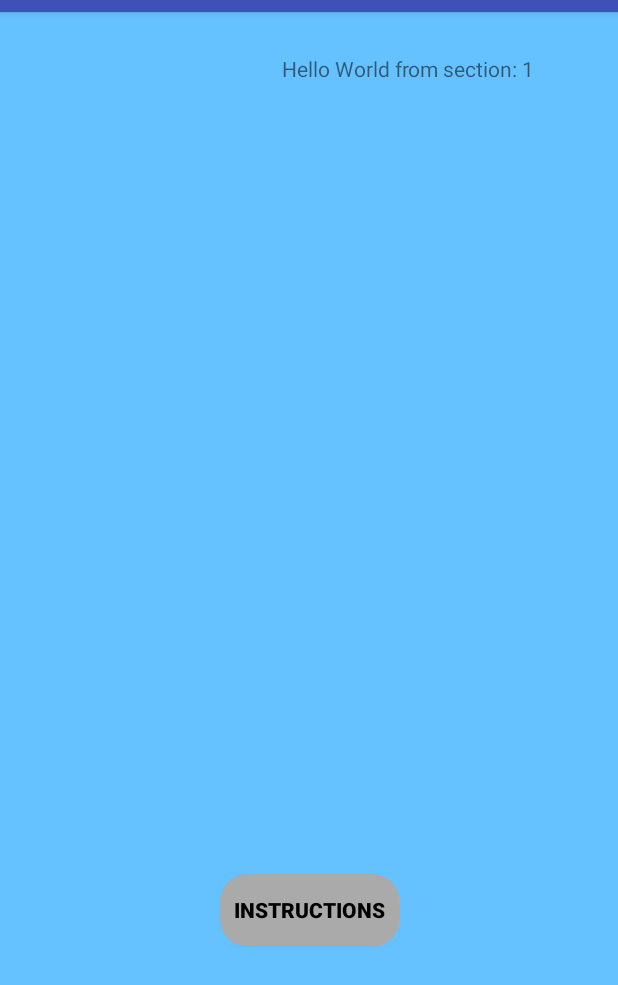
After one commit to thetrueeagle/GoodFood, an Android app: the ResultsActivity screen opened directly, with no data from a screen before it, on a phone screen of 412 x 824 dp. The commit adds this screen. Shown: the top 985 px of the screen. Run offline under Robolectric (Android 15) with nearby library versions, the phone set to English and light mode, and no system bars.

Commit message:
Update 5/2/2018

```diff
--- /dev/null
+++ b/app/src/main/java/com/goodfood/ape/goodfood/ResultsActivity.java
@@ -0,0 +1,161 @@
+package com.goodfood.ape.goodfood;
+
+import android.app.ProgressDialog;
+import android.support.design.widget.FloatingActionButton;
+import android.support.design.widget.Snackbar;
+import android.support.v7.app.AppCompatActivity;
+import android.support.v7.widget.Toolbar;
+
+import android.support.v4.app.Fragment;
+import android.support.v4.app.FragmentManager;
+import android.support.v4.app.FragmentPagerAdapter;
+import android.support.v4.view.ViewPager;
+import android.os.Bundle;
+import android.view.LayoutInflater;
+import android.view.Menu;
+import android.view.MenuItem;
+import android.view.View;
+import android.view.ViewGroup;
+
+import android.widget.ImageView;
+import android.widget.ListView;
+import android.widget.TextView;
+
+import java.util.ArrayList;
+import java.util.HashMap;
+import java.util.List;
+
+public class ResultsActivity extends AppCompatActivity {
+
+    /**
+     * The {@link android.support.v4.view.PagerAdapter} that will provide
+     * fragments for each of the sections. We use a
+     * {@link FragmentPagerAdapter} derivative, which will keep every
+     * loaded fragment in memory. If this becomes too memory intensive, it
+     * may be best to switch to a
+     * {@link android.support.v4.app.FragmentStatePagerAdapter}.
+     */
+    private SectionsPagerAdapter mSectionsPagerAdapter;
+
+    /**
+     * The {@link ViewPager} that will host the section contents.
+     */
+    private ViewPager mViewPager;
+
+
+    private String TAG = ResultsActivity.class.getSimpleName();
+
+    private ProgressDialog pDialog;
+    private TextView title;
+    private ImageView image;
+    private ListView ingredients;
+    ArrayList<HashMap<String, String>> recipeList;
+
+    // URL to get JSON
+    private static String url = "https://api.edamam.com/search?app_id=d2788de0&app_key=053cc5a069567069a64745e46e5e8546&r=http://www.edamam.com/ontologies/edamam.owl%23recipe_7bf4a371c6884d809682a72808da7dc2";
+
+
+
+    @Override
+    protected void onCreate(Bundle savedInstanceState) {
+        super.onCreate(savedInstanceState);
+        setContentView(R.layout.activity_results);
+
+
+
+        // Create the adapter that will return a fragment for each of the three
+        // primary sections of the activity.
+        mSectionsPagerAdapter = new SectionsPagerAdapter(getSupportFragmentManager());
+
+        // Set up the ViewPager with the sections adapter.
+        mViewPager = findViewById(R.id.container);
+        mViewPager.setAdapter(mSectionsPagerAdapter);
+
+
+    }
+
+
+    @Override
+    public boolean onCreateOptionsMenu(Menu menu) {
+        // Inflate the menu; this adds items to the action bar if it is present.
+        getMenuInflater().inflate(R.menu.menu_results, menu);
+        return true;
+    }
+
+    @Override
+    public boolean onOptionsItemSelected(MenuItem item) {
+        // Handle action bar item clicks here. The action bar will
+        // automatically handle clicks on the Home/Up button, so long
+        // as you specify a parent activity in AndroidManifest.xml.
+        int id = item.getItemId();
+
+        //noinspection SimplifiableIfStatement
+        if (id == R.id.action_settings) {
+            return true;
+        }
+
+        return super.onOptionsItemSelected(item);
+    }
+
+    /**
+     * A placeholder fragment containing a simple view.
+     */
+    public static class PlaceholderFragment extends Fragment {
+        /**
+         * The fragment argument representing the section number for this
+         * fragment.
+         */
+        private static final String ARG_SECTION_NUMBER = "section_number";
+
+        public PlaceholderFragment() {
+        }
+
+        /**
+         * Returns a new instance of this fragment for the given section
+         * number.
+         */
+        public static PlaceholderFragment newInstance(int sectionNumber) {
+            PlaceholderFragment fragment = new PlaceholderFragment();
+            Bundle args = new Bundle();
+            args.putInt(ARG_SECTION_NUMBER, sectionNumber);
+            fragment.setArguments(args);
+            return fragment;
+        }
+
+        @Override
+        public View onCreateView(LayoutInflater inflater, ViewGroup container,
+                                 Bundle savedInstanceState) {
+            View rootView = inflater.inflate(R.layout.fragment_results, container, false);
+
+            TextView title = rootView.findViewById(R.id.title);
+            title.setText(getString(R.string.section_format, getArguments().getInt(ARG_SECTION_NUMBER)));
+            ImageView image = rootView.findViewById(R.id.image);
+            ListView ingredients = rootView.findViewById(R.id.ingredients);
+            return rootView;
+        }
+    }
+
+    /**
+     * A {@link FragmentPagerAdapter} that returns a fragment corresponding to
+     * one of the sections/tabs/pages.
+     */
+    public class SectionsPagerAdapter extends FragmentPagerAdapter {
+
+        public SectionsPagerAdapter(FragmentManager fm) {
+            super(fm);
+        }
+
+        @Override
+        public Fragment getItem(int position) {
+            // getItem is called to instantiate the fragment for the given page.
+            // Return a PlaceholderFragment (defined as a static inner class below).
+            return PlaceholderFragment.newInstance(position + 1);
+        }
+
+        @Override
+        public int getCount() {
+            // Show 3 total pages.
+            return 3;
+        }
+    }
+}
--- /dev/null
+++ b/app/src/main/res/layout/activity_results.xml
@@ -0,0 +1,26 @@
+<?xml version="1.0" encoding="utf-8"?>
+<android.support.design.widget.CoordinatorLayout xmlns:android="http://schemas.android.com/apk/res/android"
+    xmlns:app="http://schemas.android.com/apk/res-auto"
+    xmlns:tools="http://schemas.android.com/tools"
+    android:id="@+id/main_content"
+    android:layout_width="match_parent"
+    android:layout_height="match_parent"
+    android:fitsSystemWindows="true"
+    tools:context="com.goodfood.ape.goodfood.ResultsActivity">
+
+    <android.support.design.widget.AppBarLayout
+        android:id="@+id/appbar"
+        android:layout_width="match_parent"
+        android:layout_height="wrap_content"
+        android:paddingTop="@dimen/appbar_padding_top"
+        android:theme="@style/AppTheme.AppBarOverlay">
+
+    </android.support.design.widget.AppBarLayout>
+
+    <android.support.v4.view.ViewPager
+        android:id="@+id/container"
+        android:layout_width="match_parent"
+        android:layout_height="match_parent"
+        app:layout_behavior="@string/appbar_scrolling_view_behavior" />
+
+</android.support.design.widget.CoordinatorLayout>
--- a/app/src/main/res/layout/content_recipes.xml
+++ b/app/src/main/res/layout/content_recipes.xml
@@ -178,7 +178,7 @@
         app:layout_constraintTop_toBottomOf="@+id/editText" />
 
     <Button
-        android:id="@+id/button"
+        android:id="@+id/search"
         android:layout_width="wrap_content"
         android:layout_height="wrap_content"
         android:layout_marginBottom="8dp"
--- /dev/null
+++ b/app/src/main/res/layout/fragment_results.xml
@@ -0,0 +1,67 @@
+<android.support.constraint.ConstraintLayout xmlns:android="http://schemas.android.com/apk/res/android"
+    xmlns:app="http://schemas.android.com/apk/res-auto"
+    xmlns:tools="http://schemas.android.com/tools"
+    android:id="@+id/constraintLayout"
+    android:layout_width="match_parent"
+    android:layout_height="match_parent"
+    android:background="#66c2ff"
+    tools:context="com.goodfood.ape.goodfood.ResultsActivity$PlaceholderFragment">
+
+    <TextView
+        android:id="@+id/title"
+        android:layout_width="220dp"
+        android:layout_height="37dp"
+        android:layout_marginEnd="4dp"
+        android:layout_marginLeft="80dp"
+        android:layout_marginTop="28dp"
+        app:layout_constraintEnd_toEndOf="parent"
+        app:layout_constraintLeft_toLeftOf="parent"
+        app:layout_constraintTop_toTopOf="@+id/constraintLayout"
+        tools:layout_constraintLeft_creator="1"
+        tools:layout_constraintTop_creator="1" />
+
+    <ImageView
+        android:id="@+id/image"
+        android:layout_width="245dp"
+        android:layout_height="169dp"
+        android:layout_marginEnd="8dp"
+        android:layout_marginStart="8dp"
+        android:layout_marginTop="16dp"
+        android:src="?attr/actionBarItemBackground"
+        app:layout_constraintEnd_toEndOf="parent"
+        app:layout_constraintHorizontal_bias="0.504"
+        app:layout_constraintStart_toStartOf="parent"
+        app:layout_constraintTop_toBottomOf="@+id/title" />
+
+    <ListView
+        android:id="@+id/ingredients"
+        android:layout_width="342dp"
+        android:layout_height="169dp"
+        android:layout_marginEnd="8dp"
+        android:layout_marginStart="8dp"
+        android:layout_marginTop="20dp"
+        app:layout_constraintEnd_toEndOf="parent"
+        app:layout_constraintStart_toStartOf="parent"
+        app:layout_constraintTop_toBottomOf="@+id/image" />
+
+    <Button
+        android:id="@+id/instructions"
+        android:layout_width="119dp"
+        android:layout_height="wrap_content"
+        android:layout_marginBottom="8dp"
+        android:layout_marginEnd="8dp"
+        android:layout_marginStart="8dp"
+        android:layout_marginTop="8dp"
+
+        android:background="@drawable/border"
+        android:backgroundTint="@android:color/darker_gray"
+        android:text="Instructions"
+        android:textColor="#000000"
+        android:textStyle="bold"
+        app:layout_constraintBottom_toBottomOf="parent"
+        app:layout_constraintEnd_toEndOf="parent"
+        app:layout_constraintStart_toStartOf="parent"
+        app:layout_constraintTop_toBottomOf="@+id/ingredients"
+        app:layout_constraintVertical_bias="0.406" />
+
+</android.support.constraint.ConstraintLayout>
--- /dev/null
+++ b/app/src/main/res/menu/menu_results.xml
@@ -0,0 +1,10 @@
+<menu xmlns:android="http://schemas.android.com/apk/res/android"
+    xmlns:app="http://schemas.android.com/apk/res-auto"
+    xmlns:tools="http://schemas.android.com/tools"
+    tools:context="com.goodfood.ape.goodfood.ResultsActivity">
+    <item
+        android:id="@+id/action_settings"
+        android:orderInCategory="100"
+        android:title="@string/action_settings"
+        app:showAsAction="never" />
+</menu>
--- /dev/null
+++ b/app/src/main/res/values-w820dp/dimens.xml
@@ -0,0 +1,6 @@
+<resources>
+    <!-- Example customization of dimensions originally defined in res/values/dimens.xml
+         (such as screen margins) for screens with more than 820dp of available width. This
+         would include 7" and 10" devices in landscape (~960dp and ~1280dp respectively). -->
+    <dimen name="activity_horizontal_margin">64dp</dimen>
+</resources>
--- a/app/src/main/res/values/dimens.xml
+++ b/app/src/main/res/values/dimens.xml
@@ -3,4 +3,5 @@
     <dimen name="activity_horizontal_margin">16dp</dimen>
     <dimen name="activity_vertical_margin">16dp</dimen>
     <dimen name="fab_margin">16dp</dimen>
+    <dimen name="appbar_padding_top">8dp</dimen>
 </resources>
--- a/app/src/main/res/values/strings.xml
+++ b/app/src/main/res/values/strings.xml
@@ -57,6 +57,9 @@
     <string name="achievements">Achievements</string>
     <string name="my_details">My Details</string>
     <string name="title_activity_daily_intake">DailyIntake</string>
+    <string name="title_activity_results">ResultsActivity</string>
+    <string name="action_settings">Settings</string>
+    <string name="section_format">Hello World from section: %1$d</string>
 
 
 </resources>
```
Also changed, not shown: app/src/main/AndroidManifest.xml (+5 -2 lines), app/src/main/java/com/goodfood/ape/goodfood/HttpHandler.java (added, +68 -0 lines), app/src/main/java/com/goodfood/ape/goodfood/Recipes.java (+17 -0 lines).
